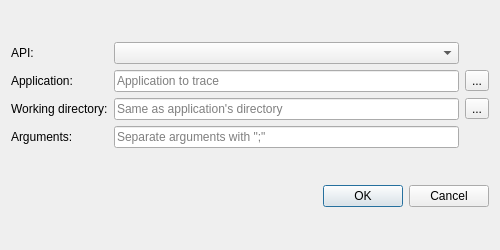
This is gui/ui/tracedialog.ui in apitrace/apitrace as Qt 5 draws it before an edit. The edited form follows.
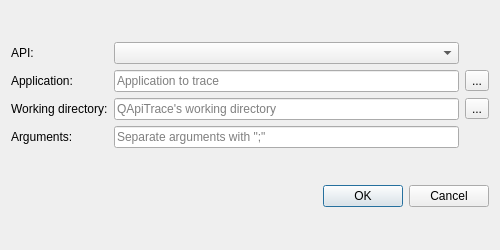
This is the edited form.

Commit message: gui: fix placholder text in tracedialog

```diff
--- a/gui/ui/tracedialog.ui
+++ b/gui/ui/tracedialog.ui
@@ -50,7 +50,7 @@
      <item row="2" column="1">
       <widget class="QLineEdit" name="workingDirEdit">
        <property name="placeholderText">
-        <string>Same as application's directory</string>
+        <string>QApiTrace's working directory</string>
        </property>
       </widget>
      </item>
```
